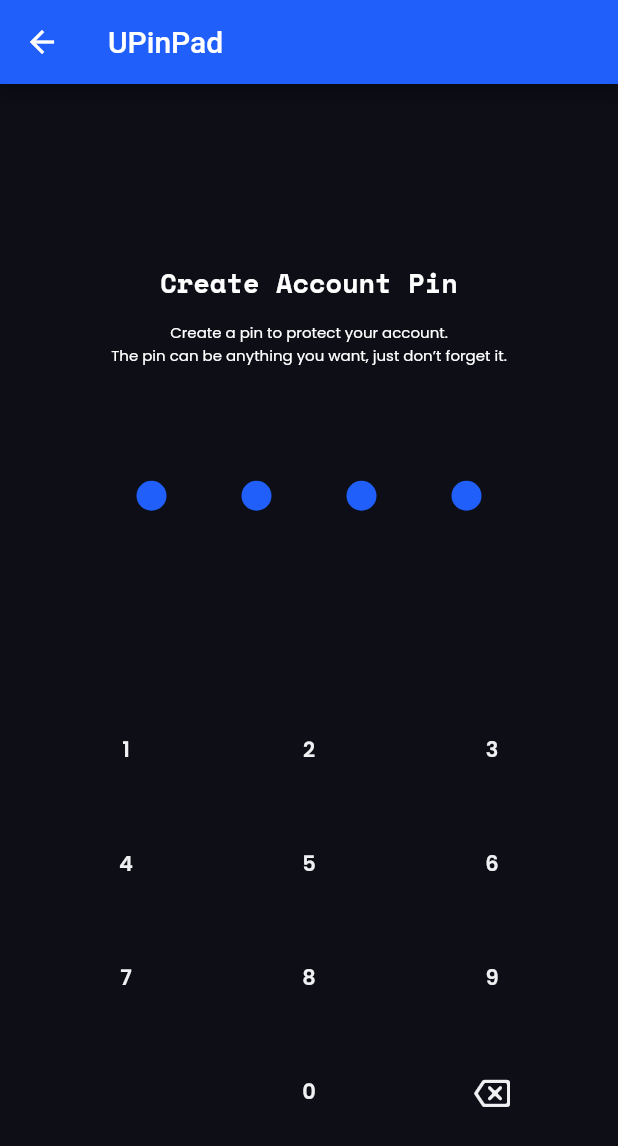
After one commit to Satellite-im/Uplink-Mobile, a Flutter app: the UPinPadPage screen opened by its route, on a phone screen of 412 x 824 dp. The commit adds this screen. Shown: the top 1146 px of the screen. Run offline on Flutter 3.47's test engine with Material 2 defaults, Android fonts, the phone set to English and light mode, and no system bars; our stand-ins replace bloc, flutter_bloc, shared_preferences; accounts and stored records are empty; generated files the repository leaves out were written again.

Commit message:
feat(UPinPadPage):add basic UPinPad page in the showroom -FA-27

```diff
--- /dev/null
+++ b/packages/ui_library/lib/widgets/u_pin_pad/u_pin_pad.dart
@@ -0,0 +1,103 @@
+import 'package:flutter/material.dart';
+import 'package:ui_library/ui_library_export.dart';
+
+typedef KeyboardTapCallback = void Function(String text);
+
+class UPinPad extends StatefulWidget {
+  /// Action to trigger when right button is pressed
+  final Function()? rightButtonFn;
+
+  /// Callback when an item is pressed
+  final KeyboardTapCallback onKeyboardTap;
+
+  const UPinPad({
+    Key? key,
+    required this.onKeyboardTap,
+    this.rightButtonFn,
+  }) : super(key: key);
+
+  @override
+  State<StatefulWidget> createState() {
+    return _NumericKeyboardState();
+  }
+}
+
+class _NumericKeyboardState extends State<UPinPad> {
+  @override
+  Widget build(BuildContext context) {
+    return Container(
+      padding: const EdgeInsets.only(left: 30, right: 30, top: 10, bottom: 30),
+      alignment: Alignment.center,
+      child: Column(
+        children: <Widget>[
+          ButtonBar(
+            alignment: MainAxisAlignment.spaceBetween,
+            children: <Widget>[
+              _calcButton('1'),
+              _calcButton('2'),
+              _calcButton('3'),
+            ],
+          ),
+          ButtonBar(
+            alignment: MainAxisAlignment.spaceBetween,
+            children: <Widget>[
+              _calcButton('4'),
+              _calcButton('5'),
+              _calcButton('6'),
+            ],
+          ),
+          ButtonBar(
+            alignment: MainAxisAlignment.spaceBetween,
+            children: <Widget>[
+              _calcButton('7'),
+              _calcButton('8'),
+              _calcButton('9'),
+            ],
+          ),
+          ButtonBar(
+            alignment: MainAxisAlignment.spaceBetween,
+            children: <Widget>[
+              const SizedBox(
+                width: 60,
+                height: 60,
+              ),
+              _calcButton('0'),
+              InkWell(
+                  borderRadius: BorderRadius.circular(40),
+                  onTap: widget.rightButtonFn,
+                  child: Container(
+                      alignment: Alignment.center,
+                      width: 60,
+                      height: 60,
+                      child: const UIcon(UIcons.pin_entry_backspace_button)))
+            ],
+          ),
+        ],
+      ),
+    );
+  }
+
+  Widget _calcButton(String value) {
+    return InkWell(
+        borderRadius: BorderRadius.circular(40),
+        onTap: () {
+          widget.onKeyboardTap(value);
+        },
+        child: Container(
+          alignment: Alignment.center,
+          width: 60,
+          height: 60,
+          //TODO:add UTextStyle later
+          //Header/Android H2 - Poppins 14 Semibold;
+          child: Text(
+            value,
+            style: const TextStyle(
+                fontFamily: UFonts.textPoppinsFont,
+                fontWeight: FontWeight.w600,
+                fontSize: 14,
+                color: UColors.white),
+            textAlign: TextAlign.center,
+          ),
+        ));
+  }
+}
--- a/packages/ui_library/lib/widgets/widgets_export.dart
+++ b/packages/ui_library/lib/widgets/widgets_export.dart
@@ -4,3 +4,4 @@
 export 'u_avatars_profile/avatar_profile_export.dart';
 export 'buttons/buttons_export.dart';
 export 'u_chatbar/u_chatbar.dart';
+export 'u_pin_pad/u_pin_pad.dart';
--- /dev/null
+++ b/packages/ui_showroom/lib/ui_pages/src/u_pin_pad_page.dart
@@ -0,0 +1,79 @@
+import 'package:flutter/material.dart';
+import 'package:ui_library/ui_library_export.dart';
+
+import 'u_pin_row.dart';
+
+GlobalKey<UPinRowState> _uPinRowStateKey = GlobalKey();
+
+class UPinPadPage extends StatefulWidget {
+  const UPinPadPage({Key? key}) : super(key: key);
+  static const routeName = '/UPinPad';
+
+  @override
+  State<UPinPadPage> createState() => _UPinPadPageState();
+}
+
+class _UPinPadPageState extends State<UPinPadPage> {
+  @override
+  Widget build(BuildContext context) {
+    return Scaffold(
+      appBar: AppBar(
+        title: Text(UPinPadPage.routeName.substring(1)),
+      ),
+      body: Padding(
+        padding: const EdgeInsets.symmetric(horizontal: 16, vertical: 28),
+        child: Column(
+          children: <Widget>[
+            Expanded(child: Container()),
+            const Text(
+              'Create Account Pin',
+              //TODO:add UTextStyle later
+              style: TextStyle(
+                  fontFamily: UFonts.textSpaceMonoFont,
+                  fontWeight: FontWeight.w700,
+                  fontSize: 18,
+                  height: 27 / 18),
+              textAlign: TextAlign.center,
+            ),
+            const SizedBox(height: 12),
+            const UText(
+              'Create a pin to protect your account.\nThe pin can be anything you want, just don\’t forget it.',
+              textStyle: UTextStyle.B1_body,
+              textAlign: TextAlign.center,
+            ),
+            const SizedBox(height: 56),
+            UPinRow(
+              key: _uPinRowStateKey,
+              pinLength: 4,
+              onCompleted: (pin) {
+                if (pin == '1234') {
+                  showDialog(
+                      context: context,
+                      builder: (context) {
+                        return const AlertDialog(
+                          title: Text('Success'),
+                          content: Text('Go to next page'),
+                        );
+                      });
+                } else {
+                  _uPinRowStateKey.currentState?.notifyWrongPin();
+                }
+              },
+            ),
+            Expanded(child: Container()),
+            UPinPad(
+              onKeyboardTap: _onKeyboardTap,
+              rightButtonFn: () {
+                _uPinRowStateKey.currentState?.delete();
+              },
+            ),
+          ],
+        ),
+      ),
+    );
+  }
+
+  void _onKeyboardTap(String value) {
+    _uPinRowStateKey.currentState?.addPin(value);
+  }
+}
--- /dev/null
+++ b/packages/ui_showroom/lib/ui_pages/src/u_pin_row.dart
@@ -0,0 +1,157 @@
+import 'package:flutter/material.dart';
+import 'package:ui_library/ui_library_export.dart';
+
+class UPinRow extends StatefulWidget {
+  final int pinLength;
+  final Function(String) onCompleted;
+
+  const UPinRow({
+    Key? key,
+    required this.pinLength,
+    required this.onCompleted,
+  })  : assert(pinLength == 6 || pinLength == 4),
+        super(key: key);
+
+  @override
+  State<UPinRow> createState() => UPinRowState();
+}
+
+class UPinRowState extends State<UPinRow> with SingleTickerProviderStateMixin {
+  late List<PinAnimation> _pinAnimationList;
+  late List<GlobalObjectKey<PinAnimationState>> keyList;
+  late AnimationController _wrongPinAnimationController;
+  late Animation<double> _wiggleAnimation;
+  String pin = '';
+
+  void addPin(String pinText) {
+    if (pin.length <= widget.pinLength) {
+      if (pin.length < widget.pinLength) {
+        pin = pin + pinText;
+        keyList[pin.length - 1].currentState?.animate(pinText);
+      }
+      if (pin.length == widget.pinLength) {
+        widget.onCompleted.call(pin);
+      }
+    }
+  }
+
+  void delete() {
+    if (pin.isNotEmpty) {
+      pin = pin.substring(0, pin.length - 1);
+      keyList[pin.length].currentState?.animate('');
+    }
+  }
+
+  void notifyWrongPin() {
+    _wrongPinAnimationController.forward();
+  }
+
+  @override
+  void initState() {
+    super.initState();
+    keyList = List.generate(
+        widget.pinLength, (index) => GlobalObjectKey<PinAnimationState>(index));
+
+    _pinAnimationList = List.generate(
+        widget.pinLength,
+        (index) => PinAnimation(
+              key: keyList[index],
+            ));
+    _wrongPinAnimationController = AnimationController(
+        vsync: this, duration: const Duration(milliseconds: 300))
+      ..addListener(() {
+        setState(() {});
+      })
+      ..addStatusListener((status) {
+        if (status == AnimationStatus.completed) {
+          _wrongPinAnimationController.reverse();
+        }
+      });
+
+    _wiggleAnimation = Tween<double>(begin: 0.0, end: 20.0).animate(
+        CurvedAnimation(
+            parent: _wrongPinAnimationController, curve: Curves.elasticIn));
+  }
+
+  @override
+  Widget build(BuildContext context) {
+    return Transform.translate(
+      offset: Offset(_wiggleAnimation.value, 0.0),
+      child: Row(
+        mainAxisAlignment: MainAxisAlignment.center,
+        children: _pinAnimationList,
+      ),
+    );
+  }
+}
+
+class PinAnimation extends StatefulWidget {
+  const PinAnimation({Key? key}) : super(key: key);
+  @override
+  State<PinAnimation> createState() => PinAnimationState();
+}
+
+class PinAnimationState extends State<PinAnimation>
+    with SingleTickerProviderStateMixin {
+  late AnimationController _controller;
+  late Animation<double> _fontSizeAnimation;
+  late Animation<double> _opacityAnimation;
+  late Animation<double> _dotSizeAnimation;
+  String pin = '';
+
+  void animate(String pinText) {
+    _controller.forward();
+    setState(() {
+      pin = pinText;
+    });
+  }
+
+  @override
+  void initState() {
+    super.initState();
+    _controller = AnimationController(
+        vsync: this, duration: const Duration(milliseconds: 100));
+    _controller.addListener(() {
+      setState(() {});
+    });
+    _fontSizeAnimation = Tween<double>(begin: 1, end: 18).animate(_controller);
+    _opacityAnimation = Tween<double>(begin: 0, end: 1).animate(_controller);
+    _dotSizeAnimation = Tween<double>(begin: 40, end: 1).animate(_controller);
+  }
+
+  @override
+  void dispose() {
+    _controller.dispose();
+    super.dispose();
+  }
+
+  @override
+  Widget build(BuildContext context) {
+    return Container(
+      margin: const EdgeInsets.symmetric(horizontal: 5),
+      height: 60,
+      width: 60,
+      child: Container(
+        margin: const EdgeInsets.symmetric(horizontal: 20),
+        height: _dotSizeAnimation.value,
+        width: _dotSizeAnimation.value,
+        alignment: Alignment.center,
+        decoration: BoxDecoration(
+            shape: BoxShape.circle,
+            color: pin == '' ? UColors.ctaBlue : Colors.transparent),
+        child: Opacity(
+          opacity: _opacityAnimation.value,
+          child: Text(
+            pin,
+            style: TextStyle(
+                fontFamily: UFonts.textSpaceMonoFont,
+                fontWeight: FontWeight.w700,
+                height: 27 / 18,
+                fontSize: _fontSizeAnimation.value,
+                color: UColors.textMed),
+          ),
+        ),
+      ),
+    );
+  }
+}
--- a/packages/ui_showroom/lib/ui_pages/ui_pages_export.dart
+++ b/packages/ui_showroom/lib/ui_pages/ui_pages_export.dart
@@ -8,3 +8,4 @@
 export 'src/buttons/u_fab_page.dart';
 export 'src/buttons/u_logout_button_page.dart';
 export 'src/u_chatbar_page.dart';
+export 'src/u_pin_pad_page.dart';
--- a/packages/ui_showroom/lib/ui_showroom_page.dart
+++ b/packages/ui_showroom/lib/ui_showroom_page.dart
@@ -26,6 +26,7 @@
         UFABPage.routeName: (context) => const UFABPage(),
         ULogoutButtonPage.routeName: (context) => const ULogoutButtonPage(),
         UChatbarPage.routeName: (context) => const UChatbarPage(),
+        UPinPadPage.routeName: (context) => const UPinPadPage(),
       },
       home: Scaffold(
         appBar: AppBar(
@@ -73,6 +74,9 @@
               ),
               WidgetPageButton(
                 widgetName: UChatbarPage.routeName,
+              ),
+              WidgetPageButton(
+                widgetName: UPinPadPage.routeName,
               ),
             ],
           ),
```
Also changed, not shown: pubspec.lock.
